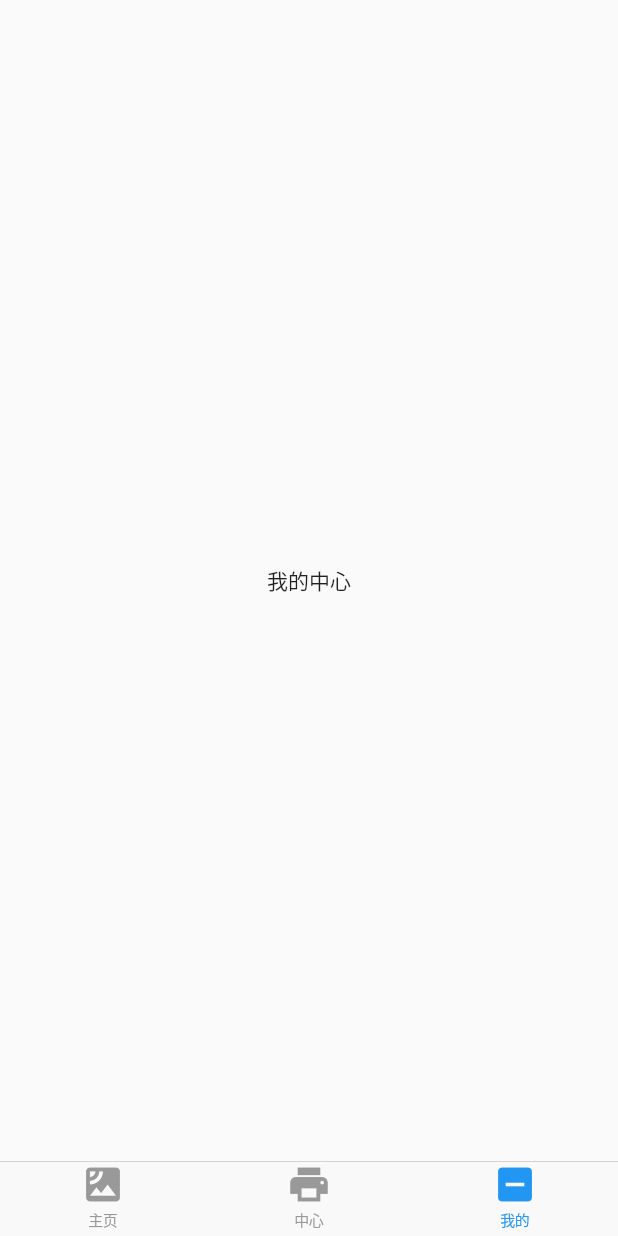
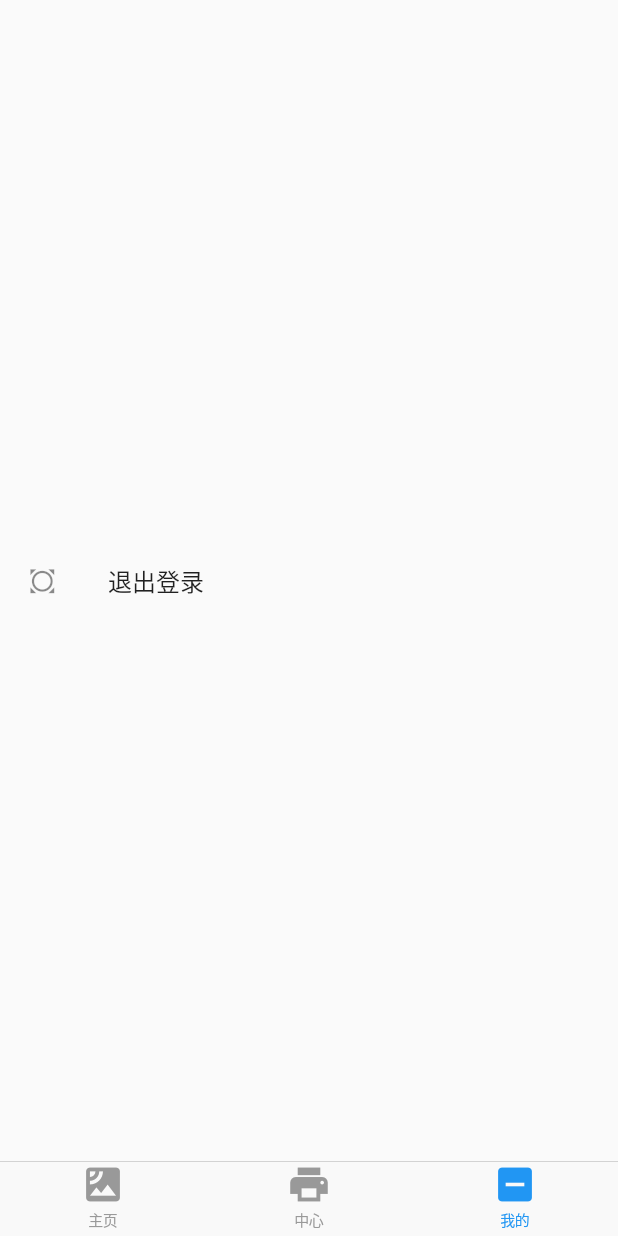
Before and after one commit to songgy/flutter_app, a Flutter app: the screen it shows after launch, swiped to page 3, on a phone screen of 412 x 824 dp. Run offline on Flutter 3.47's test engine with Material 2 defaults, Android fonts, the phone set to English and light mode, and no system bars; our stand-ins replace dio.

Commit message:
二次提交

```diff
--- a/lib/main.dart
+++ b/lib/main.dart
@@ -6,8 +6,8 @@ import 'package:provider/provider.dart';
 
 import 'base/base_resposity.dart';
 import 'model/app_model.dart';
-import 'module/status/model/status_model.dart';
-import 'module/status/page/status_page.dart';
+import 'module/main/model/main_model.dart';
+import 'module/main/page/main_page.dart';
 
 ///浮层对象
 MaskModel maskModel = MaskModel();
@@ -45,9 +45,9 @@ class MyApp extends StatelessWidget {
       ),
 //      home: MyHomePage(title: 'Flutter Demo Home Page'),
       home: ChangeNotifierProvider.value(
-        value: StatusModel(),
-        child: BaseBuilder<StatusModel>((model) {
-          return StatusPage(model);
+        value: MainModel(),
+        child: BaseBuilder<MainModel>((model) {
+          return MainPage(model);
         }),
       ),
     );
--- a/lib/module/increment/page/increment_page.dart
+++ b/lib/module/increment/page/increment_page.dart
@@ -36,9 +36,11 @@ class IncrementPage extends BasePage<CounterModel> {
           ),
           GestureDetector(
             behavior: HitTestBehavior.opaque,
-            child: Text(
-              "自定义点击事件",
-              style: TextStyle(fontSize: 20),
+            child: Center(
+              child: Text(
+                "自定义点击事件",
+                style: TextStyle(fontSize: 20),
+              ),
             ),
             onTap: () {
               mModel.showToast("点击");
@@ -49,7 +51,7 @@ class IncrementPage extends BasePage<CounterModel> {
                 mModel.navigator(context);
               },
               child: Text(
-                "跳转",
+                "跳转到下一页",
                 style: TextStyle(fontSize: 20),
               )),
           Container(
--- a/lib/module/status/model/status_model.dart
+++ b/lib/module/main/model/main_model.dart
@@ -4,19 +4,19 @@ import 'package:flutter_app/module/increment/model/counter_model.dart';
 import 'package:flutter_app/module/increment/page/increment_page.dart';
 import 'package:flutter_app/module/mine/model/mine_model.dart';
 import 'package:flutter_app/module/mine/page/mine_page.dart';
+import 'package:flutter_app/module/setting/setting_page.dart';
 import 'package:provider/provider.dart';
 
-class StatusModel extends BaseModel {
+class MainModel extends BaseModel {
   int currentPosition = 0;
 
   PageController controller;
 
   List<Widget> children;
 
-  StatusModel() {
+  MainModel() {
     children = [];
     controller = PageController(initialPage: 0);
-
 
     children.add(ChangeNotifierProvider.value(
         value: CounterModel(),
@@ -31,9 +31,7 @@ class StatusModel extends BaseModel {
         return MinePage(model);
       }),
     ));
-    children.add(Center(
-      child: Text("我的中心"),
-    ));
+    children.add(SettingWidget());
   }
 
   void change(int position) {
--- a/lib/module/status/page/status_page.dart
+++ b/lib/module/main/page/main_page.dart
@@ -1,10 +1,10 @@
 import 'package:flutter_app/base/base.dart';
-import 'package:flutter_app/module/status/model/status_model.dart';
 import 'package:flutter/material.dart';
 import 'package:flutter/cupertino.dart';
+import 'package:flutter_app/module/main/model/main_model.dart';
 
-class StatusPage extends BasePage<StatusModel> {
-  StatusPage(StatusModel mModel) : super(mModel);
+class MainPage extends BasePage<MainModel> {
+  MainPage(MainModel mModel) : super(mModel);
 
   @override
   Widget initBody(BuildContext context) {
--- a/lib/module/mine/page/mine_page.dart
+++ b/lib/module/mine/page/mine_page.dart
@@ -10,7 +10,10 @@ class MinePage extends BasePage<MineModel> {
 
   @override
   PreferredSizeWidget initAppBar(BuildContext context) {
-    return CusAppBar(title: "个人资料",showLeading: false,);
+    return CusAppBar(
+      title: "个人资料",
+      showLeading: false,
+    );
   }
 
   @override
@@ -94,6 +97,19 @@ class MinePage extends BasePage<MineModel> {
                 ),
                 padding: EdgeInsets.symmetric(vertical: 36, horizontal: 18),
               ),
+              Padding(
+                child: Center(
+                  child: GestureDetector(
+                    child: Text(
+                      "返回结果给上一个页面",
+                      style: TextStyle(fontSize: 20),
+                    ),
+                    onTap: mModel.pop,
+                    behavior: HitTestBehavior.opaque,
+                  ),
+                ),
+                padding: EdgeInsets.symmetric(vertical: 36, horizontal: 18),
+              ),
             ],
           ),
           Positioned(
--- /dev/null
+++ b/lib/module/setting/setting_page.dart
@@ -0,0 +1,63 @@
+import 'package:flutter/material.dart';
+
+///设置页面
+class SettingWidget extends StatefulWidget {
+  @override
+  State<StatefulWidget> createState() {
+    return _SettingState();
+  }
+}
+
+///状态类
+class _SettingState extends State<SettingWidget> {
+  @override
+  Widget build(BuildContext context) {
+    return Column(
+      mainAxisAlignment: MainAxisAlignment.center,
+      children: <Widget>[
+        ListTile(
+          title: Text("退出登录"),
+          leading: Icon(Icons.all_out),
+          onTap: () {
+            _onTap(context);
+          },
+        )
+      ],
+    );
+  }
+
+  void _onTap(BuildContext context) {
+    showDialog(
+        context: context,
+        builder: (context) {
+          return Scaffold(
+            backgroundColor: Color(0x66cccccc),
+            body: SizedBox(
+              child: GestureDetector(
+                child: Column(
+                  mainAxisAlignment: MainAxisAlignment.center,
+                  crossAxisAlignment: CrossAxisAlignment.center,
+                  children: <Widget>[
+                    Container(
+                      decoration: BoxDecoration(
+                        borderRadius: BorderRadius.circular(8.0),
+                        color: Colors.amber,
+                      ),
+                      padding:
+                          EdgeInsets.symmetric(vertical: 18, horizontal: 36),
+                      child: Text("我是弹框"),
+                    )
+                  ],
+                ),
+                behavior: HitTestBehavior.opaque,
+                onTap: () {
+                  Navigator.pop(context);
+                },
+              ),
+              height: double.infinity,
+              width: double.infinity,
+            ),
+          );
+        });
+  }
+}
```
Also changed, not shown: lib/module/increment/model/counter_model.dart (+6 -3 lines), lib/module/mine/model/mine_model.dart (+8 -0 lines).
